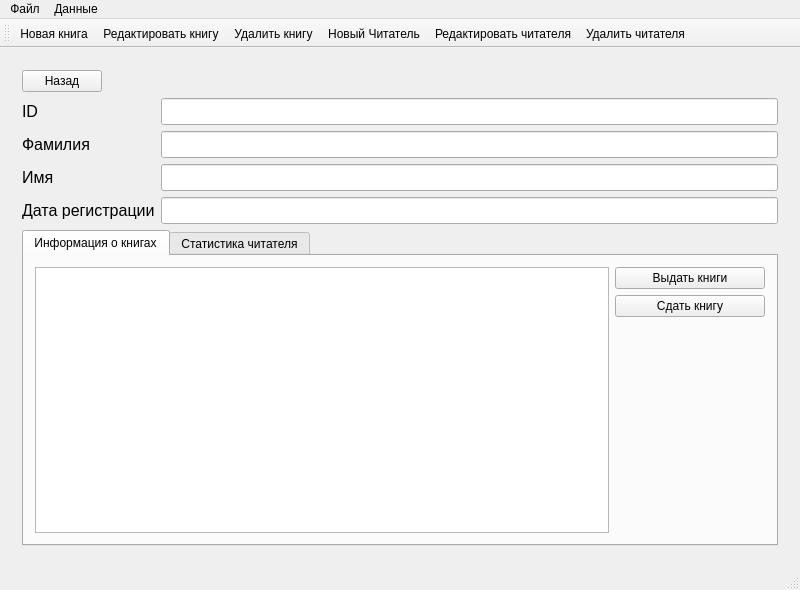
Old version of the form mainwindow.ui in the repository LadyzRoman/LibraryManagementApp.
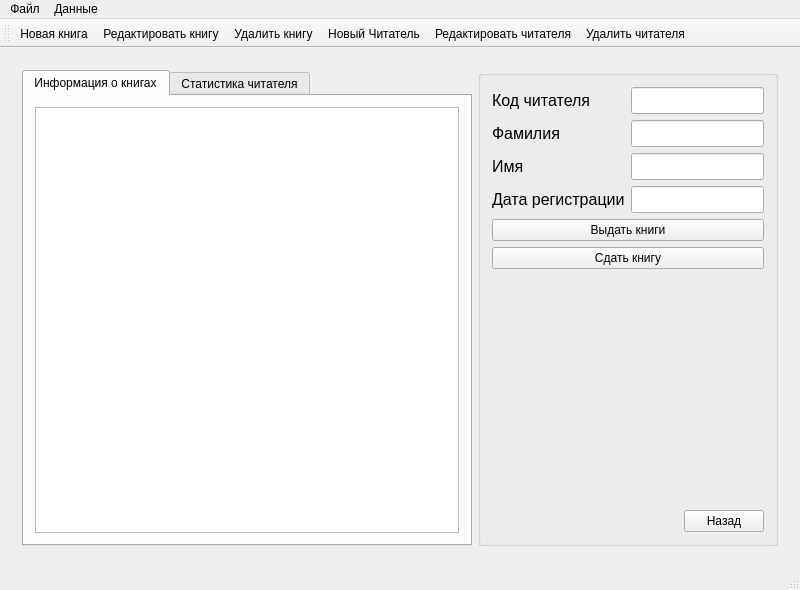
New version of the form. The open tabs and pages were chosen to show the change.

Commit message: all done, except settings start changing reader selection

```diff
--- a/mainwindow.ui
+++ b/mainwindow.ui
@@ -224,21 +224,35 @@
         </item>
        </layout>
       </widget>
-      <widget class="QWidget" name="mainPage">
+      <widget class="QWidget" name="bookPage">
        <layout class="QGridLayout" name="gridLayout_2">
-        <item row="1" column="1">
-         <widget class="QStackedWidget" name="readerBookInfo">
-          <property name="maximumSize">
+        <item row="1" column="0">
+         <widget class="QTableView" name="bookTable">
+          <property name="minimumSize">
            <size>
-            <width>355</width>
-            <height>16777215</height>
+            <width>500</width>
+            <height>0</height>
            </size>
           </property>
-          <property name="currentIndex">
-           <number>0</number>
-          </property>
-          <widget class="QWidget" name="bookInfo">
+          <attribute name="horizontalHeaderStretchLastSection">
+           <bool>true</bool>
+          </attribute>
+         </widget>
+        </item>
+        <item row="1" column="1">
            <layout class="QVBoxLayout" name="verticalLayout_2">
+          <property name="leftMargin">
+           <number>10</number>
+          </property>
+          <property name="topMargin">
+           <number>10</number>
+          </property>
+          <property name="rightMargin">
+           <number>10</number>
+          </property>
+          <property name="bottomMargin">
+           <number>10</number>
+          </property>
             <item>
              <widget class="QGroupBox" name="groupBox_2">
               <property name="sizePolicy">
@@ -266,7 +280,7 @@
                <item row="0" column="0">
                 <widget class="QLabel" name="label_3">
                  <property name="text">
-                  <string>ID</string>
+                <string>Код читателя</string>
                  </property>
                 </widget>
                </item>
@@ -336,6 +350,12 @@
                 <verstretch>0</verstretch>
                </sizepolicy>
               </property>
+            <property name="maximumSize">
+             <size>
+              <width>350</width>
+              <height>16777215</height>
+             </size>
+            </property>
               <property name="title">
                <string>Фильтры</string>
               </property>
@@ -402,11 +422,40 @@
              </widget>
             </item>
            </layout>
-          </widget>
-          <widget class="QWidget" name="readerInfo">
-           <layout class="QVBoxLayout" name="verticalLayout_3">
+        </item>
+       </layout>
+      </widget>
+      <widget class="QWidget" name="readerPage_2">
+       <layout class="QHBoxLayout" name="horizontalLayout_4">
             <item>
-             <widget class="QGroupBox" name="groupBox_3">
+         <widget class="QTableView" name="readerTable">
+          <property name="minimumSize">
+           <size>
+            <width>500</width>
+            <height>0</height>
+           </size>
+          </property>
+          <attribute name="horizontalHeaderStretchLastSection">
+           <bool>true</bool>
+          </attribute>
+         </widget>
+        </item>
+        <item>
+         <layout class="QVBoxLayout" name="verticalLayout_12">
+          <property name="leftMargin">
+           <number>10</number>
+          </property>
+          <property name="topMargin">
+           <number>10</number>
+          </property>
+          <property name="rightMargin">
+           <number>10</number>
+          </property>
+          <property name="bottomMargin">
+           <number>10</number>
+          </property>
+          <item>
+           <widget class="QGroupBox" name="groupBox_7">
               <property name="sizePolicy">
                <sizepolicy hsizetype="MinimumExpanding" vsizetype="Preferred">
                 <horstretch>0</horstretch>
@@ -428,7 +477,7 @@
               <property name="title">
                <string>Информация о читателе</string>
               </property>
-              <layout class="QVBoxLayout" name="verticalLayout_4">
+            <layout class="QVBoxLayout" name="verticalLayout_11">
                <item>
                 <widget class="QPushButton" name="booksInfoButton">
                  <property name="text">
@@ -444,7 +493,7 @@
                 </widget>
                </item>
                <item>
-                <spacer name="verticalSpacer_4">
+              <spacer name="verticalSpacer_6">
                  <property name="orientation">
                   <enum>Qt::Vertical</enum>
                  </property>
@@ -460,21 +509,27 @@
              </widget>
             </item>
             <item>
-             <widget class="QGroupBox" name="groupBox_5">
+           <widget class="QGroupBox" name="groupBox_6">
               <property name="sizePolicy">
-               <sizepolicy hsizetype="Preferred" vsizetype="MinimumExpanding">
+             <sizepolicy hsizetype="MinimumExpanding" vsizetype="MinimumExpanding">
                 <horstretch>0</horstretch>
                 <verstretch>0</verstretch>
                </sizepolicy>
               </property>
+            <property name="maximumSize">
+             <size>
+              <width>350</width>
+              <height>16777215</height>
+             </size>
+            </property>
               <property name="title">
                <string>Фильтры</string>
               </property>
-              <layout class="QVBoxLayout" name="verticalLayout_9">
+            <layout class="QVBoxLayout" name="verticalLayout_10">
                <item>
-                <layout class="QFormLayout" name="formLayout_3">
+              <layout class="QFormLayout" name="formLayout_4">
                  <item row="0" column="0">
-                  <widget class="QLabel" name="label_10">
+                <widget class="QLabel" name="label_12">
                    <property name="text">
                     <string>Фамилия</string>
                    </property>
@@ -484,7 +539,7 @@
                   <widget class="QLineEdit" name="lastNameFilterLineEdit"/>
                  </item>
                  <item row="1" column="0">
-                  <widget class="QLabel" name="label_11">
+                <widget class="QLabel" name="label_13">
                    <property name="text">
                     <string>Имя</string>
                    </property>
@@ -506,144 +561,19 @@
              </widget>
             </item>
            </layout>
-          </widget>
-         </widget>
-        </item>
-        <item row="1" column="0">
-         <widget class="QTableView" name="mainTable">
-          <property name="minimumSize">
-           <size>
-            <width>500</width>
-            <height>0</height>
-           </size>
-          </property>
-          <attribute name="horizontalHeaderStretchLastSection">
-           <bool>true</bool>
-          </attribute>
-         </widget>
         </item>
        </layout>
       </widget>
       <widget class="QWidget" name="readerPage">
-       <layout class="QVBoxLayout" name="verticalLayout_5">
-        <item>
-         <layout class="QFormLayout" name="formLayout">
-          <item row="0" column="0">
-           <widget class="QPushButton" name="backButton">
-            <property name="text">
-             <string>Назад</string>
-            </property>
-           </widget>
-          </item>
-          <item row="2" column="0">
-           <widget class="QLabel" name="label_5">
-            <property name="font">
-             <font>
-              <pointsize>12</pointsize>
-             </font>
-            </property>
-            <property name="text">
-             <string>Фамилия</string>
-            </property>
-           </widget>
-          </item>
-          <item row="2" column="1">
-           <widget class="QLineEdit" name="lastNameReaderInfo">
-            <property name="font">
-             <font>
-              <pointsize>12</pointsize>
-             </font>
-            </property>
-            <property name="readOnly">
-             <bool>true</bool>
-            </property>
-            <property name="clearButtonEnabled">
-             <bool>false</bool>
-            </property>
-           </widget>
-          </item>
-          <item row="3" column="0">
-           <widget class="QLabel" name="label_4">
-            <property name="font">
-             <font>
-              <pointsize>12</pointsize>
-             </font>
-            </property>
-            <property name="text">
-             <string>Имя</string>
-            </property>
-           </widget>
-          </item>
-          <item row="3" column="1">
-           <widget class="QLineEdit" name="firstNameReaderInfo">
-            <property name="font">
-             <font>
-              <pointsize>12</pointsize>
-             </font>
-            </property>
-            <property name="frame">
-             <bool>true</bool>
-            </property>
-            <property name="readOnly">
-             <bool>true</bool>
-            </property>
-           </widget>
-          </item>
-          <item row="1" column="0">
-           <widget class="QLabel" name="label_6">
-            <property name="font">
-             <font>
-              <pointsize>12</pointsize>
-             </font>
-            </property>
-            <property name="text">
-             <string>ID</string>
-            </property>
-           </widget>
-          </item>
-          <item row="1" column="1">
-           <widget class="QLineEdit" name="idReaderInfo">
-            <property name="font">
-             <font>
-              <pointsize>12</pointsize>
-             </font>
-            </property>
-            <property name="text">
-             <string/>
-            </property>
-            <property name="readOnly">
-             <bool>true</bool>
-            </property>
-           </widget>
-          </item>
-          <item row="4" column="0">
-           <widget class="QLabel" name="Label_2">
-            <property name="font">
-             <font>
-              <pointsize>12</pointsize>
-             </font>
-            </property>
-            <property name="text">
-             <string>Дата регистрации</string>
-            </property>
-           </widget>
-          </item>
-          <item row="4" column="1">
-           <widget class="QLineEdit" name="regDateReaderInfo">
-            <property name="font">
-             <font>
-              <pointsize>12</pointsize>
-             </font>
-            </property>
-            <property name="readOnly">
-             <bool>true</bool>
-            </property>
-           </widget>
-          </item>
-         </layout>
-        </item>
+       <layout class="QHBoxLayout" name="horizontalLayout_5">
         <item>
          <widget class="QTabWidget" name="readerTabs">
+          <property name="minimumSize">
+           <size>
+            <width>450</width>
+            <height>0</height>
+           </size>
+          </property>
           <property name="tabPosition">
            <enum>QTabWidget::North</enum>
           </property>
@@ -672,47 +602,10 @@
            <attribute name="title">
             <string>Информация о книгах</string>
            </attribute>
-           <layout class="QHBoxLayout" name="horizontalLayout_3">
+           <layout class="QHBoxLayout" name="horizontalLayout_6">
             <item>
              <widget class="QTableView" name="readerBookInfoTable"/>
             </item>
-            <item>
-             <layout class="QVBoxLayout" name="verticalLayout_6">
-              <item>
-               <widget class="QPushButton" name="readerInfoBorrowBookButton">
-                <property name="minimumSize">
-                 <size>
-                  <width>150</width>
-                  <height>0</height>
-                 </size>
-                </property>
-                <property name="text">
-                 <string>Выдать книги</string>
-                </property>
-               </widget>
-              </item>
-              <item>
-               <widget class="QPushButton" name="returnButtonReaderInfo">
-                <property name="text">
-                 <string>Сдать книгу</string>
-                </property>
-               </widget>
-              </item>
-              <item>
-               <spacer name="verticalSpacer_5">
-                <property name="orientation">
-                 <enum>Qt::Vertical</enum>
-                </property>
-                <property name="sizeHint" stdset="0">
-                 <size>
-                  <width>20</width>
-                  <height>40</height>
-                 </size>
-                </property>
-               </spacer>
-              </item>
-             </layout>
-            </item>
            </layout>
           </widget>
           <widget class="QWidget" name="tab_2">
@@ -734,6 +627,208 @@
           </widget>
          </widget>
         </item>
+        <item>
+         <widget class="QGroupBox" name="">
+          <property name="sizePolicy">
+           <sizepolicy hsizetype="Preferred" vsizetype="Preferred">
+            <horstretch>0</horstretch>
+            <verstretch>0</verstretch>
+           </sizepolicy>
+          </property>
+          <property name="minimumSize">
+           <size>
+            <width>200</width>
+            <height>0</height>
+           </size>
+          </property>
+          <property name="maximumSize">
+           <size>
+            <width>350</width>
+            <height>16777215</height>
+           </size>
+          </property>
+          <layout class="QVBoxLayout" name="verticalLayout_3">
+           <item>
+            <layout class="QFormLayout" name="formLayout">
+             <item row="0" column="0">
+              <widget class="QLabel" name="label_6">
+               <property name="font">
+                <font>
+                 <pointsize>12</pointsize>
+                </font>
+               </property>
+               <property name="text">
+                <string>Код читателя</string>
+               </property>
+              </widget>
+             </item>
+             <item row="0" column="1">
+              <widget class="QLineEdit" name="idReaderInfo">
+               <property name="font">
+                <font>
+                 <pointsize>12</pointsize>
+                </font>
+               </property>
+               <property name="text">
+                <string/>
+               </property>
+               <property name="readOnly">
+                <bool>true</bool>
+               </property>
+              </widget>
+             </item>
+             <item row="1" column="0">
+              <widget class="QLabel" name="label_5">
+               <property name="font">
+                <font>
+                 <pointsize>12</pointsize>
+                </font>
+               </property>
+               <property name="text">
+                <string>Фамилия</string>
+               </property>
+              </widget>
+             </item>
+             <item row="1" column="1">
+              <widget class="QLineEdit" name="lastNameReaderInfo">
+               <property name="font">
+                <font>
+                 <pointsize>12</pointsize>
+                </font>
+               </property>
+               <property name="readOnly">
+                <bool>true</bool>
+               </property>
+               <property name="clearButtonEnabled">
+                <bool>false</bool>
+               </property>
+              </widget>
+             </item>
+             <item row="2" column="0">
+              <widget class="QLabel" name="label_4">
+               <property name="font">
+                <font>
+                 <pointsize>12</pointsize>
+                </font>
+               </property>
+               <property name="text">
+                <string>Имя</string>
+               </property>
+              </widget>
+             </item>
+             <item row="2" column="1">
+              <widget class="QLineEdit" name="firstNameReaderInfo">
+               <property name="font">
+                <font>
+                 <pointsize>12</pointsize>
+                </font>
+               </property>
+               <property name="frame">
+                <bool>true</bool>
+               </property>
+               <property name="readOnly">
+                <bool>true</bool>
+               </property>
+              </widget>
+             </item>
+             <item row="3" column="0">
+              <widget class="QLabel" name="Label_2">
+               <property name="font">
+                <font>
+                 <pointsize>12</pointsize>
+                </font>
+               </property>
+               <property name="text">
+                <string>Дата регистрации</string>
+               </property>
+              </widget>
+             </item>
+             <item row="3" column="1">
+              <widget class="QLineEdit" name="regDateReaderInfo">
+               <property name="font">
+                <font>
+                 <pointsize>12</pointsize>
+                </font>
+               </property>
+               <property name="readOnly">
+                <bool>true</bool>
+               </property>
+              </widget>
+             </item>
+            </layout>
+           </item>
+           <item>
+            <widget class="QPushButton" name="readerInfoBorrowBookButton">
+             <property name="minimumSize">
+              <size>
+               <width>150</width>
+               <height>0</height>
+              </size>
+             </property>
+             <property name="maximumSize">
+              <size>
+               <width>350</width>
+               <height>16777215</height>
+              </size>
+             </property>
+             <property name="text">
+              <string>Выдать книги</string>
+             </property>
+            </widget>
+           </item>
+           <item>
+            <widget class="QPushButton" name="returnButtonReaderInfo">
+             <property name="maximumSize">
+              <size>
+               <width>350</width>
+               <height>16777215</height>
+              </size>
+             </property>
+             <property name="text">
+              <string>Сдать книгу</string>
+             </property>
+            </widget>
+           </item>
+           <item>
+            <spacer name="verticalSpacer_4">
+             <property name="orientation">
+              <enum>Qt::Vertical</enum>
+             </property>
+             <property name="sizeHint" stdset="0">
+              <size>
+               <width>20</width>
+               <height>40</height>
+              </size>
+             </property>
+            </spacer>
+           </item>
+           <item>
+            <layout class="QHBoxLayout" name="horizontalLayout_3">
+             <item>
+              <spacer name="horizontalSpacer_3">
+               <property name="orientation">
+                <enum>Qt::Horizontal</enum>
+               </property>
+               <property name="sizeHint" stdset="0">
+                <size>
+                 <width>40</width>
+                 <height>20</height>
+                </size>
+               </property>
+              </spacer>
+             </item>
+             <item>
+              <widget class="QPushButton" name="backButton">
+               <property name="text">
+                <string>Назад</string>
+               </property>
+              </widget>
+             </item>
+            </layout>
+           </item>
+          </layout>
+         </widget>
+        </item>
        </layout>
       </widget>
      </widget>
```
Lines whose indentation alone changed are shown as unchanged. The commit also changes 9 other files.
